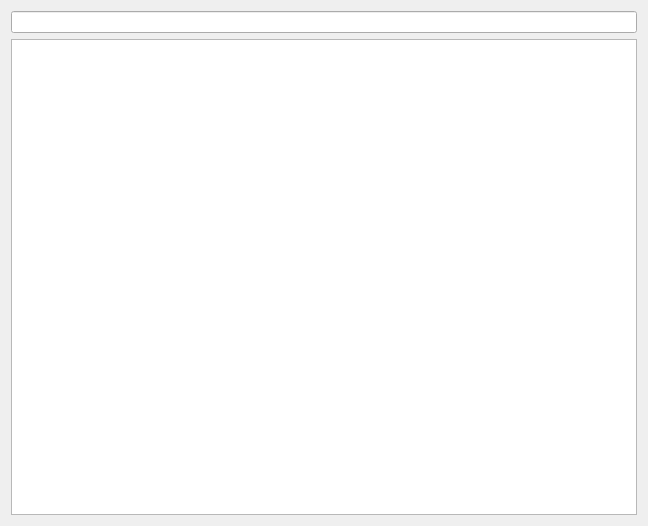
Qt form mainwindow.ui (BaranovMykola/UiDebuggerGdb) before a commit.
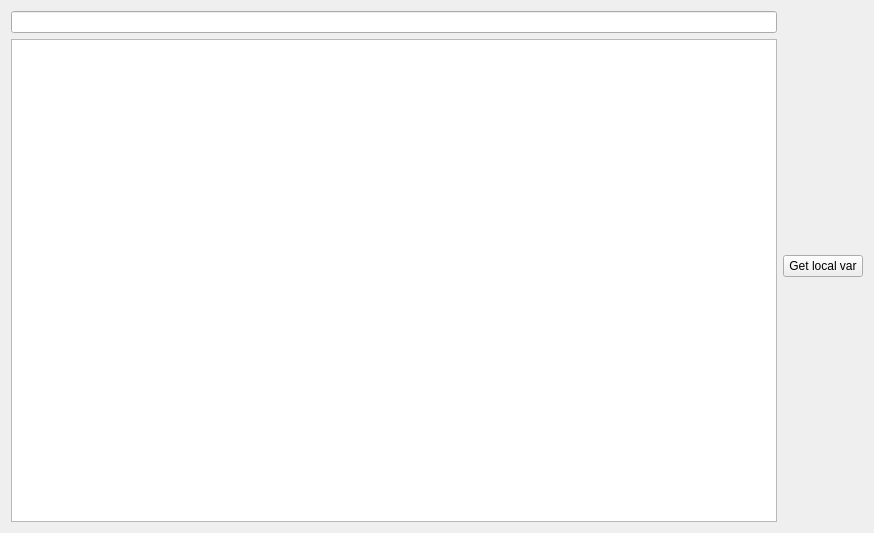
The same form after that commit.

Commit message: Implemented signal "local var recived"

```diff
--- a/mainwindow.ui
+++ b/mainwindow.ui
@@ -6,8 +6,8 @@
    <rect>
     <x>0</x>
     <y>0</y>
-    <width>648</width>
-    <height>526</height>
+    <width>874</width>
+    <height>533</height>
    </rect>
   </property>
   <property name="windowTitle">
@@ -15,6 +15,17 @@
   </property>
   <widget class="QWidget" name="centralWidget">
    <layout class="QGridLayout" name="gridLayout_2">
+    <item row="0" column="2">
+     <layout class="QVBoxLayout" name="verticalLayout">
+      <item>
+       <widget class="QPushButton" name="butLocalVar">
+        <property name="text">
+         <string>Get local var</string>
+        </property>
+       </widget>
+      </item>
+     </layout>
+    </item>
     <item row="0" column="0">
      <layout class="QGridLayout" name="gridLayout">
       <item row="1" column="0">
```
The commit also changes 4 other files.
